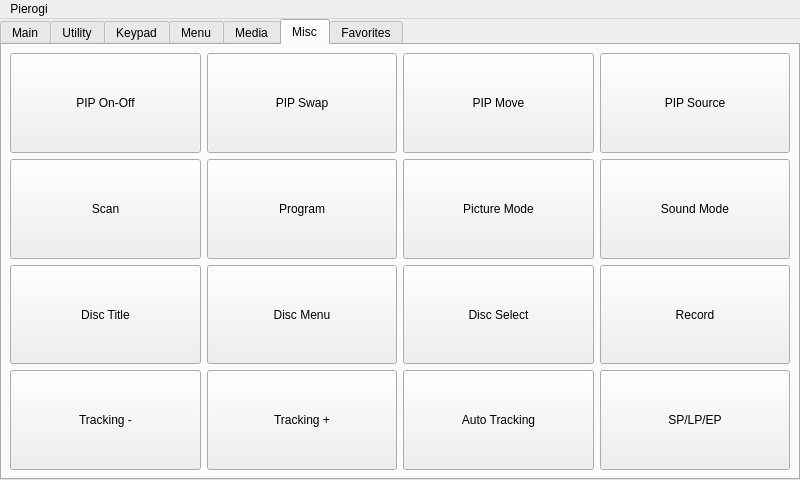
Above: mainwindow.ui from jpietrzak8/Pierogi before the change. Below: the same form after it.
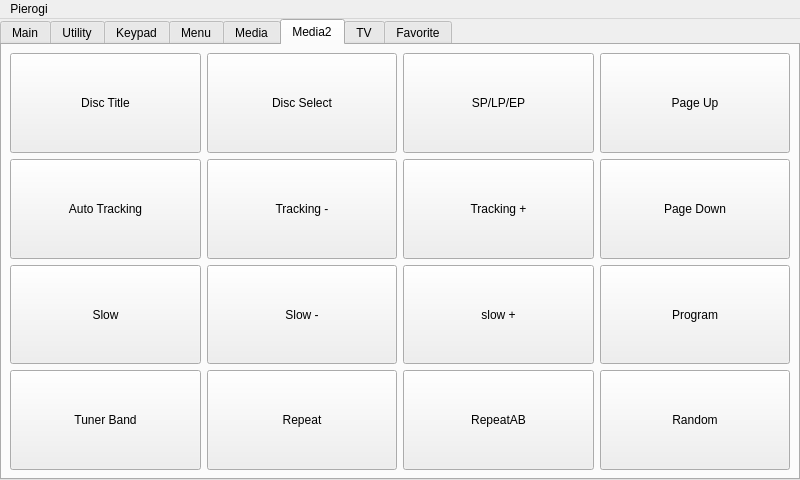
That is the form after the change. The open tabs and pages were chosen to show the change. Icons and pictures are not drawn.

```diff
--- a/mainwindow.ui
+++ b/mainwindow.ui
@@ -762,8 +762,8 @@
           </property>
          </widget>
         </item>
-        <item row="2" column="1">
-         <widget class="QPushButton" name="downButton">
+        <item row="3" column="0">
+         <widget class="QPushButton" name="discMenuButton">
           <property name="sizePolicy">
            <sizepolicy hsizetype="Minimum" vsizetype="Minimum">
             <horstretch>0</horstretch>
@@ -1149,13 +1149,391 @@
         </sizepolicy>
        </property>
        <attribute name="title">
-        <string>Misc</string>
+        <string>Media2</string>
        </attribute>
        <layout class="QGridLayout" name="gridLayout_5">
         <property name="margin">
          <number>8</number>
         </property>
         <item row="0" column="0">
+         <widget class="QPushButton" name="discTitleButton">
+          <property name="sizePolicy">
+           <sizepolicy hsizetype="Expanding" vsizetype="Expanding">
+            <horstretch>0</horstretch>
+            <verstretch>0</verstretch>
+           </sizepolicy>
+          </property>
+          <property name="text">
+           <string>Disc Title</string>
+          </property>
+         </widget>
+        </item>
+        <item row="0" column="1">
+         <widget class="QPushButton" name="discSelectButton">
+          <property name="sizePolicy">
+           <sizepolicy hsizetype="Expanding" vsizetype="Expanding">
+            <horstretch>0</horstretch>
+            <verstretch>0</verstretch>
+           </sizepolicy>
+          </property>
+          <property name="text">
+           <string>Disc Select</string>
+          </property>
+         </widget>
+        </item>
+        <item row="2" column="0">
+         <widget class="QPushButton" name="autoTrackingButton">
+          <property name="sizePolicy">
+           <sizepolicy hsizetype="Expanding" vsizetype="Expanding">
+            <horstretch>0</horstretch>
+            <verstretch>0</verstretch>
+           </sizepolicy>
+          </property>
+          <property name="text">
+           <string>Auto Tracking</string>
+          </property>
+         </widget>
+        </item>
+        <item row="2" column="1">
+         <widget class="QPushButton" name="trackingMinusButton">
+          <property name="sizePolicy">
+           <sizepolicy hsizetype="Expanding" vsizetype="Expanding">
+            <horstretch>0</horstretch>
+            <verstretch>0</verstretch>
+           </sizepolicy>
+          </property>
+          <property name="text">
+           <string>Tracking -</string>
+          </property>
+         </widget>
+        </item>
+        <item row="2" column="2">
+         <widget class="QPushButton" name="trackingPlusButton">
+          <property name="sizePolicy">
+           <sizepolicy hsizetype="Expanding" vsizetype="Expanding">
+            <horstretch>0</horstretch>
+            <verstretch>0</verstretch>
+           </sizepolicy>
+          </property>
+          <property name="text">
+           <string>Tracking +</string>
+          </property>
+         </widget>
+        </item>
+        <item row="3" column="0">
+         <widget class="QPushButton" name="slowButton">
+          <property name="sizePolicy">
+           <sizepolicy hsizetype="Expanding" vsizetype="Expanding">
+            <horstretch>0</horstretch>
+            <verstretch>0</verstretch>
+           </sizepolicy>
+          </property>
+          <property name="text">
+           <string>Slow</string>
+          </property>
+         </widget>
+        </item>
+        <item row="3" column="1">
+         <widget class="QPushButton" name="slowMinusButton">
+          <property name="sizePolicy">
+           <sizepolicy hsizetype="Expanding" vsizetype="Expanding">
+            <horstretch>0</horstretch>
+            <verstretch>0</verstretch>
+           </sizepolicy>
+          </property>
+          <property name="text">
+           <string>Slow -</string>
+          </property>
+         </widget>
+        </item>
+        <item row="3" column="2">
+         <widget class="QPushButton" name="slowPlusButton">
+          <property name="sizePolicy">
+           <sizepolicy hsizetype="Expanding" vsizetype="Expanding">
+            <horstretch>0</horstretch>
+            <verstretch>0</verstretch>
+           </sizepolicy>
+          </property>
+          <property name="text">
+           <string>slow +</string>
+          </property>
+         </widget>
+        </item>
+        <item row="3" column="3">
+         <widget class="QPushButton" name="programButton">
+          <property name="sizePolicy">
+           <sizepolicy hsizetype="Expanding" vsizetype="Expanding">
+            <horstretch>0</horstretch>
+            <verstretch>0</verstretch>
+           </sizepolicy>
+          </property>
+          <property name="text">
+           <string>Program</string>
+          </property>
+         </widget>
+        </item>
+        <item row="4" column="0">
+         <widget class="QPushButton" name="tunerBandButton">
+          <property name="sizePolicy">
+           <sizepolicy hsizetype="Expanding" vsizetype="Expanding">
+            <horstretch>0</horstretch>
+            <verstretch>0</verstretch>
+           </sizepolicy>
+          </property>
+          <property name="text">
+           <string>Tuner Band</string>
+          </property>
+         </widget>
+        </item>
+        <item row="4" column="1">
+         <widget class="QPushButton" name="repeatButton">
+          <property name="sizePolicy">
+           <sizepolicy hsizetype="Expanding" vsizetype="Expanding">
+            <horstretch>0</horstretch>
+            <verstretch>0</verstretch>
+           </sizepolicy>
+          </property>
+          <property name="text">
+           <string>Repeat</string>
+          </property>
+         </widget>
+        </item>
+        <item row="4" column="2">
+         <widget class="QPushButton" name="repeatABButton">
+          <property name="sizePolicy">
+           <sizepolicy hsizetype="Expanding" vsizetype="Expanding">
+            <horstretch>0</horstretch>
+            <verstretch>0</verstretch>
+           </sizepolicy>
+          </property>
+          <property name="text">
+           <string>RepeatAB</string>
+          </property>
+         </widget>
+        </item>
+        <item row="4" column="3">
+         <widget class="QPushButton" name="randomButton">
+          <property name="sizePolicy">
+           <sizepolicy hsizetype="Expanding" vsizetype="Expanding">
+            <horstretch>0</horstretch>
+            <verstretch>0</verstretch>
+           </sizepolicy>
+          </property>
+          <property name="text">
+           <string>Random</string>
+          </property>
+         </widget>
+        </item>
+        <item row="0" column="3">
+         <widget class="QPushButton" name="pageUpButton">
+          <property name="sizePolicy">
+           <sizepolicy hsizetype="Expanding" vsizetype="Expanding">
+            <horstretch>0</horstretch>
+            <verstretch>0</verstretch>
+           </sizepolicy>
+          </property>
+          <property name="text">
+           <string>Page Up</string>
+          </property>
+          <property name="icon">
+           <iconset resource="PierogiResources.qrc">
+            <normaloff>:/icons/arrow_top_icon&amp;48.png</normaloff>:/icons/arrow_top_icon&amp;48.png</iconset>
+          </property>
+          <property name="iconSize">
+           <size>
+            <width>48</width>
+            <height>48</height>
+           </size>
+          </property>
+         </widget>
+        </item>
+        <item row="0" column="2">
+         <widget class="QPushButton" name="vhsSpeedButton">
+          <property name="sizePolicy">
+           <sizepolicy hsizetype="Expanding" vsizetype="Expanding">
+            <horstretch>0</horstretch>
+            <verstretch>0</verstretch>
+           </sizepolicy>
+          </property>
+          <property name="text">
+           <string>SP/LP/EP</string>
+          </property>
+         </widget>
+        </item>
+        <item row="2" column="3">
+         <widget class="QPushButton" name="pageDownButton">
+          <property name="sizePolicy">
+           <sizepolicy hsizetype="Expanding" vsizetype="Expanding">
+            <horstretch>0</horstretch>
+            <verstretch>0</verstretch>
+           </sizepolicy>
+          </property>
+          <property name="text">
+           <string>Page Down</string>
+          </property>
+          <property name="icon">
+           <iconset resource="PierogiResources.qrc">
+            <normaloff>:/icons/arrow_bottom_icon&amp;48.png</normaloff>:/icons/arrow_bottom_icon&amp;48.png</iconset>
+          </property>
+          <property name="iconSize">
+           <size>
+            <width>48</width>
+            <height>48</height>
+           </size>
+          </property>
+         </widget>
+        </item>
+       </layout>
+      </widget>
+      <widget class="QWidget" name="tvTab">
+       <attribute name="title">
+        <string>TV</string>
+       </attribute>
+       <layout class="QGridLayout" name="gridLayout_6">
+        <property name="margin">
+         <number>8</number>
+        </property>
+        <item row="3" column="0">
+         <widget class="QPushButton" name="teletextButton">
+          <property name="sizePolicy">
+           <sizepolicy hsizetype="Expanding" vsizetype="Expanding">
+            <horstretch>0</horstretch>
+            <verstretch>0</verstretch>
+           </sizepolicy>
+          </property>
+          <property name="text">
+           <string>Teletext</string>
+          </property>
+         </widget>
+        </item>
+        <item row="3" column="1">
+         <widget class="QPushButton" name="teletextHoldButton">
+          <property name="sizePolicy">
+           <sizepolicy hsizetype="Expanding" vsizetype="Expanding">
+            <horstretch>0</horstretch>
+            <verstretch>0</verstretch>
+           </sizepolicy>
+          </property>
+          <property name="text">
+           <string>Txt Hold</string>
+          </property>
+         </widget>
+        </item>
+        <item row="3" column="3">
+         <widget class="QPushButton" name="teletextRevealButton">
+          <property name="sizePolicy">
+           <sizepolicy hsizetype="Expanding" vsizetype="Expanding">
+            <horstretch>0</horstretch>
+            <verstretch>0</verstretch>
+           </sizepolicy>
+          </property>
+          <property name="text">
+           <string>Txt Reveal</string>
+          </property>
+         </widget>
+        </item>
+        <item row="3" column="4">
+         <widget class="QPushButton" name="teletextSizeButton">
+          <property name="sizePolicy">
+           <sizepolicy hsizetype="Expanding" vsizetype="Expanding">
+            <horstretch>0</horstretch>
+            <verstretch>0</verstretch>
+           </sizepolicy>
+          </property>
+          <property name="text">
+           <string>Txt Size</string>
+          </property>
+         </widget>
+        </item>
+        <item row="6" column="0">
+         <widget class="QPushButton" name="pipChannelUpButton">
+          <property name="sizePolicy">
+           <sizepolicy hsizetype="Expanding" vsizetype="Expanding">
+            <horstretch>0</horstretch>
+            <verstretch>0</verstretch>
+           </sizepolicy>
+          </property>
+          <property name="text">
+           <string>PIP Ch Up</string>
+          </property>
+          <property name="icon">
+           <iconset resource="PierogiResources.qrc">
+            <normaloff>:/icons/br_up_icon&amp;48.png</normaloff>:/icons/br_up_icon&amp;48.png</iconset>
+          </property>
+          <property name="iconSize">
+           <size>
+            <width>48</width>
+            <height>48</height>
+           </size>
+          </property>
+         </widget>
+        </item>
+        <item row="6" column="1">
+         <widget class="QPushButton" name="pipChannelDownButton">
+          <property name="sizePolicy">
+           <sizepolicy hsizetype="Expanding" vsizetype="Expanding">
+            <horstretch>0</horstretch>
+            <verstretch>0</verstretch>
+           </sizepolicy>
+          </property>
+          <property name="text">
+           <string>PIP Ch Down</string>
+          </property>
+          <property name="icon">
+           <iconset resource="PierogiResources.qrc">
+            <normaloff>:/icons/br_down_icon&amp;48.png</normaloff>:/icons/br_down_icon&amp;48.png</iconset>
+          </property>
+          <property name="iconSize">
+           <size>
+            <width>48</width>
+            <height>48</height>
+           </size>
+          </property>
+         </widget>
+        </item>
+        <item row="6" column="3">
+         <widget class="QPushButton" name="pipPauseButton">
+          <property name="sizePolicy">
+           <sizepolicy hsizetype="Expanding" vsizetype="Expanding">
+            <horstretch>0</horstretch>
+            <verstretch>0</verstretch>
+           </sizepolicy>
+          </property>
+          <property name="text">
+           <string>PIP Pause</string>
+          </property>
+          <property name="icon">
+           <iconset resource="PierogiResources.qrc">
+            <normaloff>:/icons/playback_pause_icon&amp;48.png</normaloff>:/icons/playback_pause_icon&amp;48.png</iconset>
+          </property>
+          <property name="iconSize">
+           <size>
+            <width>48</width>
+            <height>48</height>
+           </size>
+          </property>
+         </widget>
+        </item>
+        <item row="6" column="4">
+         <widget class="QPushButton" name="pipSizeButton">
+          <property name="sizePolicy">
+           <sizepolicy hsizetype="Expanding" vsizetype="Expanding">
+            <horstretch>0</horstretch>
+            <verstretch>0</verstretch>
+           </sizepolicy>
+          </property>
+          <property name="text">
+           <string>PIP Size</string>
+          </property>
+          <property name="iconSize">
+           <size>
+            <width>48</width>
+            <height>48</height>
+           </size>
+          </property>
+         </widget>
+        </item>
+        <item row="5" column="0">
          <widget class="QPushButton" name="pipOnOffButton">
           <property name="sizePolicy">
            <sizepolicy hsizetype="Expanding" vsizetype="Expanding">
@@ -1164,11 +1542,11 @@
            </sizepolicy>
           </property>
           <property name="text">
-           <string>PIP On-Off</string>
+           <string>Picture in Picture</string>
           </property>
          </widget>
         </item>
-        <item row="0" column="1">
+        <item row="5" column="1">
          <widget class="QPushButton" name="pipSwapButton">
           <property name="sizePolicy">
            <sizepolicy hsizetype="Expanding" vsizetype="Expanding">
@@ -1181,7 +1559,7 @@
           </property>
          </widget>
         </item>
-        <item row="0" column="2">
+        <item row="5" column="3">
          <widget class="QPushButton" name="pipPositionButton">
           <property name="sizePolicy">
            <sizepolicy hsizetype="Expanding" vsizetype="Expanding">
@@ -1194,7 +1572,7 @@
           </property>
          </widget>
         </item>
-        <item row="0" column="3">
+        <item row="5" column="4">
          <widget class="QPushButton" name="pipSourceButton">
           <property name="sizePolicy">
            <sizepolicy hsizetype="Expanding" vsizetype="Expanding">
@@ -1207,33 +1585,7 @@
           </property>
          </widget>
         </item>
-        <item row="1" column="0">
-         <widget class="QPushButton" name="scanButton">
-          <property name="sizePolicy">
-           <sizepolicy hsizetype="Expanding" vsizetype="Expanding">
-            <horstretch>0</horstretch>
-            <verstretch>0</verstretch>
-           </sizepolicy>
-          </property>
-          <property name="text">
-           <string>Scan</string>
-          </property>
-         </widget>
-        </item>
-        <item row="1" column="1">
-         <widget class="QPushButton" name="programButton">
-          <property name="sizePolicy">
-           <sizepolicy hsizetype="Expanding" vsizetype="Expanding">
-            <horstretch>0</horstretch>
-            <verstretch>0</verstretch>
-           </sizepolicy>
-          </property>
-          <property name="text">
-           <string>Program</string>
-          </property>
-         </widget>
-        </item>
-        <item row="1" column="2">
+        <item row="2" column="0">
          <widget class="QPushButton" name="pictureModeButton">
           <property name="sizePolicy">
            <sizepolicy hsizetype="Expanding" vsizetype="Expanding">
@@ -1246,7 +1598,7 @@
           </property>
          </widget>
         </item>
-        <item row="1" column="3">
+        <item row="2" column="1">
          <widget class="QPushButton" name="soundModeButton">
           <property name="sizePolicy">
            <sizepolicy hsizetype="Expanding" vsizetype="Expanding">
@@ -1259,8 +1611,8 @@
           </property>
          </widget>
         </item>
-        <item row="2" column="0">
-         <widget class="QPushButton" name="discTitleButton">
+        <item row="2" column="4">
+         <widget class="QPushButton" name="favoritesButton">
           <property name="sizePolicy">
            <sizepolicy hsizetype="Expanding" vsizetype="Expanding">
             <horstretch>0</horstretch>
@@ -1268,38 +1620,12 @@
            </sizepolicy>
           </property>
           <property name="text">
-           <string>Disc Title</string>
-          </property>
-         </widget>
-        </item>
-        <item row="2" column="1">
-         <widget class="QPushButton" name="discMenuButton">
-          <property name="sizePolicy">
-           <sizepolicy hsizetype="Expanding" vsizetype="Expanding">
-            <horstretch>0</horstretch>
-            <verstretch>0</verstretch>
-           </sizepolicy>
-          </property>
-          <property name="text">
-           <string>Disc Menu</string>
-          </property>
-         </widget>
-        </item>
-        <item row="2" column="2">
-         <widget class="QPushButton" name="discSelectButton">
-          <property name="sizePolicy">
-           <sizepolicy hsizetype="Expanding" vsizetype="Expanding">
-            <horstretch>0</horstretch>
-            <verstretch>0</verstretch>
-           </sizepolicy>
-          </property>
-          <property name="text">
-           <string>Disc Select</string>
+           <string>Favorites</string>
           </property>
          </widget>
         </item>
         <item row="2" column="3">
-         <widget class="QPushButton" name="recordButton">
+         <widget class="QPushButton" name="liveTVButton">
           <property name="sizePolicy">
            <sizepolicy hsizetype="Expanding" vsizetype="Expanding">
             <horstretch>0</horstretch>
@@ -1307,69 +1633,7 @@
            </sizepolicy>
           </property>
           <property name="text">
-           <string>Record</string>
-          </property>
-          <property name="icon">
-           <iconset resource="PierogiResources.qrc">
-            <normaloff>:/icons/red_record_icon.png</normaloff>:/icons/red_record_icon.png</iconset>
-          </property>
-          <property name="iconSize">
-           <size>
-            <width>48</width>
-            <height>48</height>
-           </size>
-          </property>
-         </widget>
-        </item>
-        <item row="4" column="2">
-         <widget class="QPushButton" name="autoTrackingButton">
-          <property name="sizePolicy">
-           <sizepolicy hsizetype="Expanding" vsizetype="Expanding">
-            <horstretch>0</horstretch>
-            <verstretch>0</verstretch>
-           </sizepolicy>
-          </property>
-          <property name="text">
-           <string>Auto Tracking</string>
-          </property>
-         </widget>
-        </item>
-        <item row="4" column="3">
-         <widget class="QPushButton" name="vhsSpeedButton">
-          <property name="sizePolicy">
-           <sizepolicy hsizetype="Expanding" vsizetype="Expanding">
-            <horstretch>0</horstretch>
-            <verstretch>0</verstretch>
-           </sizepolicy>
-          </property>
-          <property name="text">
-           <string>SP/LP/EP</string>
-          </property>
-         </widget>
-        </item>
-        <item row="4" column="0">
-         <widget class="QPushButton" name="trackingMinusButton">
-          <property name="sizePolicy">
-           <sizepolicy hsizetype="Expanding" vsizetype="Expanding">
-            <horstretch>0</horstretch>
-            <verstretch>0</verstretch>
-           </sizepolicy>
-          </property>
-          <property name="text">
-           <string>Tracking -</string>
-          </property>
-         </widget>
-        </item>
-        <item row="4" column="1">
-         <widget class="QPushButton" name="trackingPlusButton">
-          <property name="sizePolicy">
-           <sizepolicy hsizetype="Expanding" vsizetype="Expanding">
-            <horstretch>0</horstretch>
-            <verstretch>0</verstretch>
-           </sizepolicy>
-          </property>
-          <property name="text">
-           <string>Tracking +</string>
+           <string>Live TV</string>
           </property>
          </widget>
         </item>
@@ -1377,7 +1641,7 @@
       </widget>
       <widget class="QWidget" name="favoritesTab">
        <attribute name="title">
-        <string>Favorites</string>
+        <string>Favorite</string>
        </attribute>
        <layout class="QGridLayout" name="gridLayout_8">
         <property name="margin">
```
Left out of the diff: 870 changed lines with no effect on the pictures.
